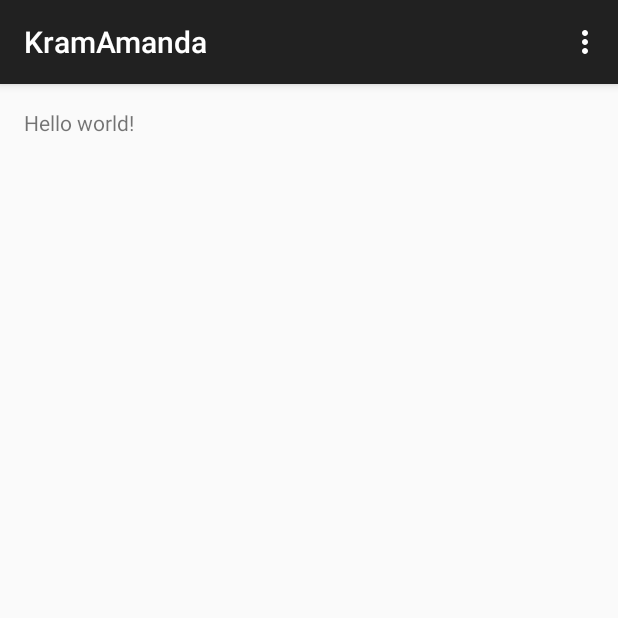
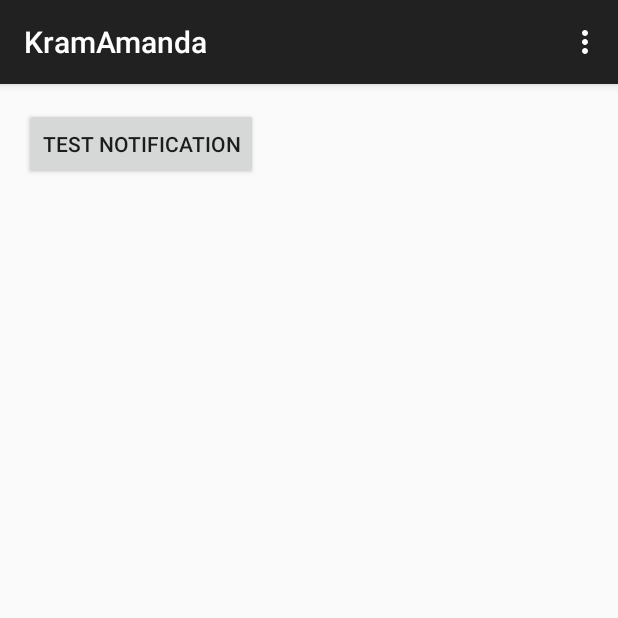
Before and after one commit to naquden/kramamanda, an Android app: the screen it shows after launch (MainActivity), on a phone screen of 412 x 824 dp, the top half of it. Run offline under Robolectric (Android 15) with nearby library versions, the phone set to English and light mode, and no system bars.

Commit message:
Implemented NotificationService class
Added notification service class to handle notifications

```diff
--- a/app/src/main/AndroidManifest.xml
+++ b/app/src/main/AndroidManifest.xml
@@ -8,7 +8,7 @@
         android:label="@string/app_name"
         android:theme="@style/AppTheme" >
         <activity
-            android:name=".MainActivity"
+            android:name=".ui.MainActivity"
             android:label="@string/app_name" >
             <intent-filter>
                 <action android:name="android.intent.action.MAIN" />
--- a/app/src/main/java/com/atte/kramamanda/MainActivity.java
+++ b/app/src/main/java/com/atte/kramamanda/ui/MainActivity.java
@@ -2,20 +2,45 @@
  * Copyright (c) Backenhof.
  */
 
-package com.atte.kramamanda;
+package com.atte.kramamanda.ui;
 
 import android.support.v7.app.ActionBarActivity;
 import android.os.Bundle;
 import android.view.Menu;
 import android.view.MenuItem;
+import android.view.View;
+
+import com.atte.kramamanda.R;
 
 
+/**
+ * Main activity.
+ * TODO: replace this with the calendar activity.
+ */
 public class MainActivity extends ActionBarActivity {
 
     @Override
     protected void onCreate(Bundle savedInstanceState) {
         super.onCreate(savedInstanceState);
         setContentView(R.layout.activity_main);
+
+        initTestViews();
+    }
+
+    /**
+     * Method to initialize elements for test purpose.
+     * TODO: remove this method and following test elements
+     */
+    private void initTestViews() {
+        // Test Notification
+        findViewById(R.id.btn_test_notification).setOnClickListener(new View.OnClickListener() {
+            @Override
+            public void onClick(View v) {
+                NotificationService.showNotification(
+                        MainActivity.this,
+                        NotificationService.NOTIFICATION_ID_HUG_WAITING_ID);
+            }
+        });
     }
 
 
--- a/app/src/main/res/layout/activity_main.xml
+++ b/app/src/main/res/layout/activity_main.xml
@@ -6,15 +6,13 @@
     xmlns:tools="http://schemas.android.com/tools"
     android:layout_width="match_parent"
     android:layout_height="match_parent"
-    android:paddingBottom="@dimen/activity_vertical_margin"
-    android:paddingLeft="@dimen/activity_horizontal_margin"
-    android:paddingRight="@dimen/activity_horizontal_margin"
-    android:paddingTop="@dimen/activity_vertical_margin"
+    android:padding="@dimen/activity_padding"
     tools:context=".MainActivity">
 
-    <TextView
+    <Button
+        android:id="@+id/btn_test_notification"
         android:layout_width="wrap_content"
         android:layout_height="wrap_content"
-        android:text="@string/hello_world" />
+        android:text="test notification" />
 
 </RelativeLayout>
--- a/app/src/main/res/values-w820dp/dimens.xml
+++ /dev/null
@@ -1,6 +0,0 @@
-<resources>
-    <!-- Example customization of dimensions originally defined in res/values/dimens.xml
-         (such as screen margins) for screens with more than 820dp of available width. This
-         would include 7" and 10" devices in landscape (~960dp and ~1280dp respectively). -->
-    <dimen name="activity_horizontal_margin">64dp</dimen>
-</resources>
--- a/app/src/main/res/values/dimens.xml
+++ b/app/src/main/res/values/dimens.xml
@@ -1,5 +1,4 @@
 <resources>
     <!-- Default screen margins, per the Android Design guidelines. -->
-    <dimen name="activity_horizontal_margin">16dp</dimen>
-    <dimen name="activity_vertical_margin">16dp</dimen>
+    <dimen name="activity_padding">16dp</dimen>
 </resources>
--- a/app/src/main/res/values/strings.xml
+++ b/app/src/main/res/values/strings.xml
@@ -2,7 +2,9 @@
 <resources>
 
     <string name="app_name">KramAmanda</string>
-    <string name="hello_world">Hello world!</string>
     <string name="action_settings">Settings</string>
 
+    <!-- Notification text -->
+    <string name="notification_content_text">You have a hug waiting! :)</string>
+
 </resources>
```
Also changed, not shown: app/src/main/java/com/atte/kramamanda/ui/NotificationService.java (added, +87 -0 lines), app/src/main/java/util/KramConstant.java (added, +16 -0 lines), 1 other file.
